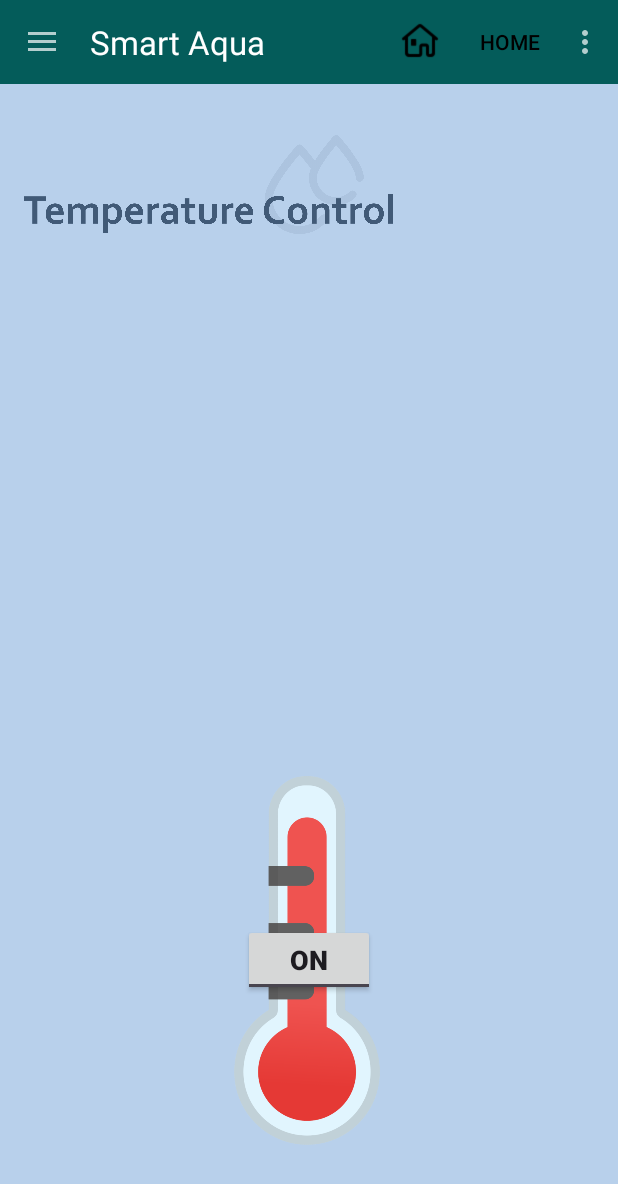
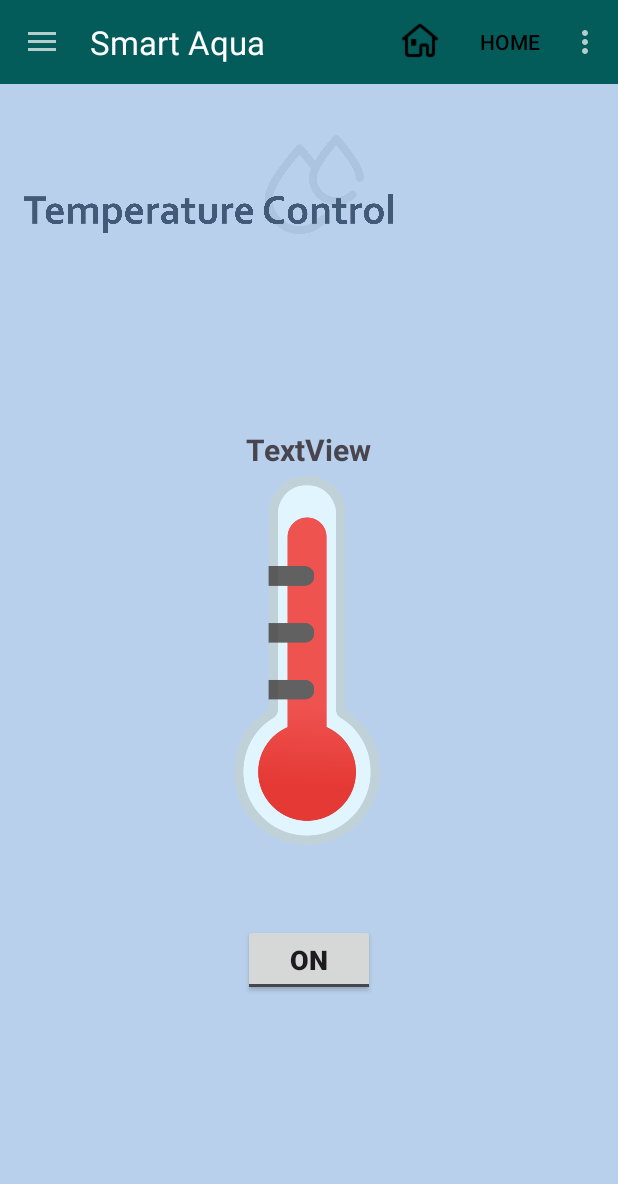
Before and after one commit to ValiQuez/SmartAqua, an Android app: the screen it shows after launch (MainActivity), in the side drawer, after a tap on "Temperature Control", on a phone screen of 412 x 824 dp. Shown: the top 1184 px of the screen. Run offline under Robolectric (Android 15) with nearby library versions, the light colour scheme and no system bars.

Commit message:
Align text view and update strings

```diff
--- a/SmartAqua/src/main/res/layout/fragment_smart_aqua_temperature.xml
+++ b/SmartAqua/src/main/res/layout/fragment_smart_aqua_temperature.xml
@@ -35,19 +35,24 @@
         android:textOn="@string/tempToggleOFF"
         app:showText="true" />
 
-    <TextView
-        android:layout_width="match_parent"
-        android:layout_height="match_parent" />
 
     <ImageView
         android:id="@+id/SmartAquaTempIcon"
         android:layout_width="270dp"
         android:layout_height="261dp"
+        android:layout_centerInParent="true"
         android:layout_gravity="center"
-        android:layout_marginTop="200dp"
-        android:layout_centerInParent="true"
         android:src="@drawable/temperature_stat_icon" />
 
+    <TextView
+        android:id="@+id/SmartAquaTempReading"
+        android:layout_width="wrap_content"
+        android:layout_height="wrap_content"
+        android:layout_gravity="center"
+        android:layout_marginTop="-140sp"
+        android:textSize="20sp"
+        android:textStyle="bold"
+        android:text="TextView" />
 
 
 </FrameLayout>
--- a/SmartAqua/src/main/res/values/strings.xml
+++ b/SmartAqua/src/main/res/values/strings.xml
@@ -53,6 +53,8 @@
     <!-- TEMPERATURE SCREEN STRINGS -->
     <string name="tempToggleON">ON</string>
     <string name="tempToggleOFF">OFF</string>
+    <string name="tempReadings">Place holder for temperature readings</string>
+
 
     <!-- SWITCH SCREEN STRINGS  -->
     <string name="switchName">Air Pump</string>
```
Also changed, not shown: 1 other file.
